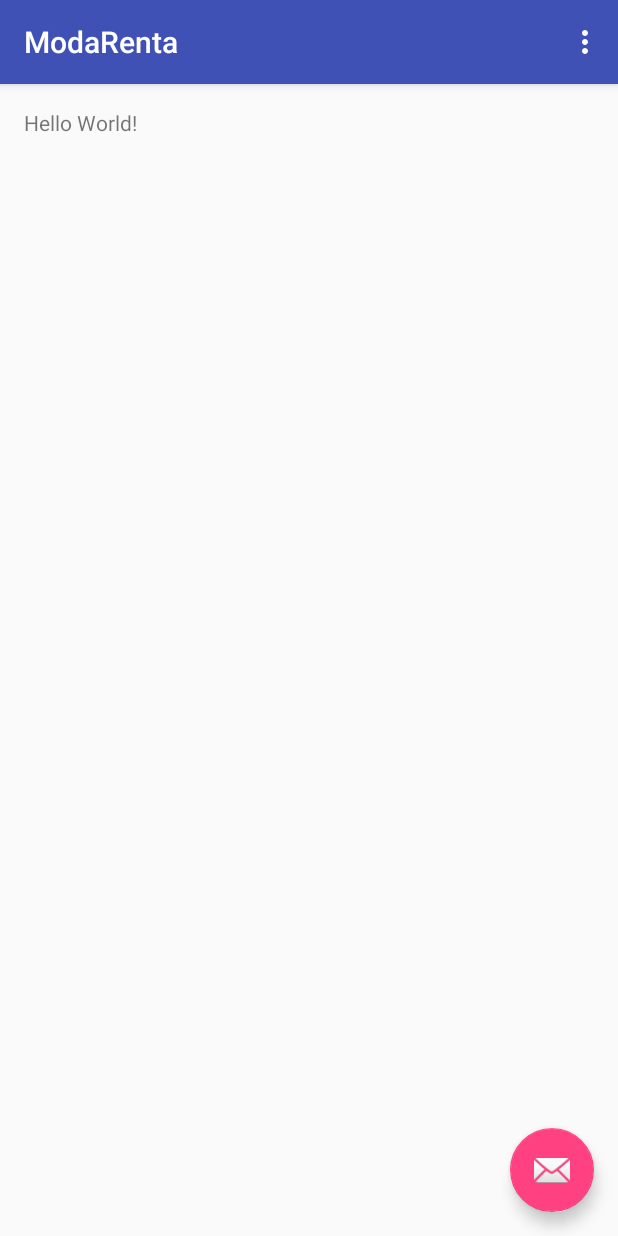
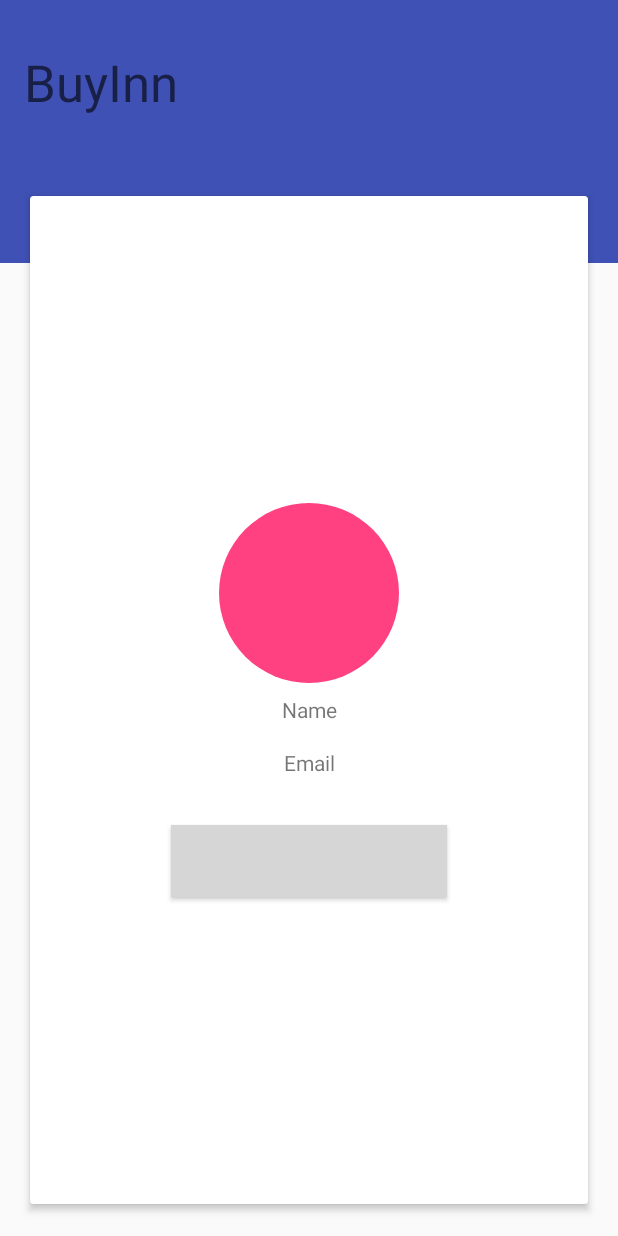
Before and after one commit to deborshisaha/LocalChoyce, an Android app: the screen it shows after launch (HomeAcvtivity before the commit, LoginActivity after it), on a phone screen of 412 x 824 dp. Run offline under Robolectric (Android 15) with nearby library versions, the phone set to English and light mode, and no system bars; our stand-ins replace CircleImageView; libraries missing offline, so code that uses them is left out: com.facebook, com.parse; 10 statements that could not run were skipped; grey boxes are pictures that could not be loaded.

Commit message:
- Create Parse app - Integrate Parse and Facebook SDK - LoginActivity for user to login using Facebook - Extract name, emailId, profilepicture of user from Facebook - Save all the details of the user to parse - Minor directory restructure

```diff
--- a/Android/app/src/main/java/design/semicolon/modarenta/HomeAcvtivity.java
+++ b/Android/app/src/main/java/design/semicolon/modarenta/activities/HomeAcvtivity.java
@@ -1,4 +1,4 @@
-package design.semicolon.modarenta;
+package design.semicolon.modarenta.activities;
 
 import android.os.Bundle;
 import android.support.design.widget.FloatingActionButton;
@@ -8,6 +8,8 @@ import android.support.v7.widget.Toolbar;
 import android.view.View;
 import android.view.Menu;
 import android.view.MenuItem;
+
+import design.semicolon.modarenta.R;
 
 public class HomeAcvtivity extends AppCompatActivity {
 
--- /dev/null
+++ b/Android/app/src/main/java/design/semicolon/modarenta/activities/LoginActivity.java
@@ -0,0 +1,279 @@
+package design.semicolon.modarenta.activities;
+
+import android.content.Intent;
+import android.content.pm.PackageInfo;
+import android.content.pm.PackageManager;
+import android.content.pm.Signature;
+import android.graphics.Bitmap;
+import android.graphics.BitmapFactory;
+import android.graphics.drawable.BitmapDrawable;
+import android.os.AsyncTask;
+import android.support.v7.app.AppCompatActivity;
+import android.os.Bundle;
+import android.util.Base64;
+import android.util.Log;
+import android.view.Menu;
+import android.view.MenuItem;
+import android.view.View;
+import android.widget.Button;
+import android.widget.TextView;
+import android.widget.Toast;
+import com.facebook.AccessToken;
+import com.facebook.GraphRequest;
+import com.facebook.GraphResponse;
+import com.facebook.HttpMethod;
+import com.facebook.Profile;
+import com.parse.LogInCallback;
+import com.parse.ParseException;
+import com.parse.ParseFacebookUtils;
+import com.parse.ParseFile;
+import com.parse.ParseUser;
+import com.parse.SaveCallback;
+import org.json.JSONException;
+import org.json.JSONObject;
+import java.io.BufferedInputStream;
+import java.io.ByteArrayOutputStream;
+import java.io.IOException;
+import java.io.InputStream;
+import java.net.URL;
+import java.net.URLConnection;
+import java.security.MessageDigest;
+import java.security.NoSuchAlgorithmException;
+import java.util.ArrayList;
+import java.util.List;
+import de.hdodenhof.circleimageview.CircleImageView;
+import design.semicolon.modarenta.R;
+
+public class LoginActivity extends AppCompatActivity {
+
+
+    CircleImageView mProfileImage;
+    Button mBtnFb;
+    TextView mUsername, mEmailID;
+    Profile mFbProfile;
+    ParseUser parseUser;
+
+    String name = null, email = null;
+
+    public static final List<String> mPermissions = new ArrayList<String>() {{
+        add("public_profile");
+        add("email");
+    }};
+
+    @Override
+    protected void onCreate(Bundle savedInstanceState) {
+        super.onCreate(savedInstanceState);
+
+        setContentView(R.layout.activity_login);
+
+        mBtnFb = (Button) findViewById(R.id.btn_fb_login);
+        mProfileImage = (CircleImageView) findViewById(R.id.profile_image);
+
+        mUsername = (TextView) findViewById(R.id.txt_name);
+        mEmailID = (TextView) findViewById(R.id.txt_email);
+
+        mFbProfile = Profile.getCurrentProfile();
+
+        //  Use this to output your Facebook Key Hash to Logs
+        try {
+            PackageInfo info = getPackageManager().getPackageInfo(
+                    "design.semicolon.modarenta",
+                    PackageManager.GET_SIGNATURES);
+            for (Signature signature : info.signatures) {
+                MessageDigest md = MessageDigest.getInstance("SHA");
+                md.update(signature.toByteArray());
+                Log.d("KeyHash:", Base64.encodeToString(md.digest(), Base64.DEFAULT));
+            }
+        } catch (PackageManager.NameNotFoundException | NoSuchAlgorithmException e) {
+
+        }
+
+        mBtnFb.setOnClickListener(new View.OnClickListener() {
+            @Override
+            public void onClick(View v) {
+
+                ParseFacebookUtils.logInWithReadPermissionsInBackground(LoginActivity.this, mPermissions, new LogInCallback() {
+                    @Override
+                    public void done(ParseUser user, ParseException err) {
+
+                        if (user == null) {
+                            Log.d("AppStarter", "Uh oh. The user cancelled the Facebook login.");
+                        } else if (user.isNew()) {
+                            Log.d("AppStarter", "User signed up and logged in through Facebook!");
+                            getUserDetailsFromFB();
+                        } else {
+                            Log.d("AppStarter", "User logged in through Facebook!");
+                            getUserDetailsFromParse();
+                        }
+                    }
+                });
+
+            }
+        });
+    }
+
+    private void saveNewUser() {
+        parseUser = ParseUser.getCurrentUser();
+        parseUser.setUsername(name);
+        parseUser.setEmail(email);
+
+
+//        Saving profile photo as a ParseFile
+        ByteArrayOutputStream stream = new ByteArrayOutputStream();
+        Bitmap bitmap = ((BitmapDrawable) mProfileImage.getDrawable()).getBitmap();
+        if (bitmap != null) {
+            bitmap.compress(Bitmap.CompressFormat.JPEG, 100, stream);
+            byte[] data = stream.toByteArray();
+            String thumbName = parseUser.getUsername().replaceAll("\\s+", "");
+            final ParseFile parseFile = new ParseFile(thumbName + "_thumb.jpg", data);
+
+            parseFile.saveInBackground(new SaveCallback() {
+                @Override
+                public void done(ParseException e) {
+                    parseUser.put("profileThumb", parseFile);
+
+                    //Finally save all the user details
+                    parseUser.saveInBackground(new SaveCallback() {
+                        @Override
+                        public void done(ParseException e) {
+                            Toast.makeText(LoginActivity.this, "New user:" + name + " Signed up", Toast.LENGTH_SHORT).show();
+                        }
+                    });
+
+                }
+            });
+        }
+
+    }
+
+
+    private void getUserDetailsFromFB() {
+
+        // Suggested by https://disqus.com/by/dominiquecanlas/
+        Bundle parameters = new Bundle();
+        parameters.putString("fields", "email,name,picture");
+
+
+        new GraphRequest(
+                AccessToken.getCurrentAccessToken(),
+                "/me",
+                parameters,
+                HttpMethod.GET,
+                new GraphRequest.Callback() {
+                    public void onCompleted(GraphResponse response) {
+            /* handle the result */
+                        try {
+
+                            Log.d("Response", response.getRawResponse());
+
+                            email = response.getJSONObject().getString("email");
+                            mEmailID.setText(email);
+
+                            name = response.getJSONObject().getString("name");
+                            mUsername.setText(name);
+
+                            JSONObject picture = response.getJSONObject().getJSONObject("picture");
+                            JSONObject data = picture.getJSONObject("data");
+
+                            //  Returns a 50x50 profile picture
+                            String pictureUrl = data.getString("url");
+
+                            Log.d("Profile pic", "url: " + pictureUrl);
+
+                            new ProfilePhotoAsync(pictureUrl).execute();
+
+                        } catch (JSONException e) {
+                            e.printStackTrace();
+                        }
+                    }
+                }
+        ).executeAsync();
+
+    }
+
+
+    private void getUserDetailsFromParse() {
+        parseUser = ParseUser.getCurrentUser();
+
+//Fetch profile photo
+        try {
+            ParseFile parseFile = parseUser.getParseFile("profileThumb");
+            byte[] data = parseFile.getData();
+            Bitmap bitmap = BitmapFactory.decodeByteArray(data, 0, data.length);
+            mProfileImage.setImageBitmap(bitmap);
+        } catch (Exception e) {
+            e.printStackTrace();
+        }
+
+        mEmailID.setText(parseUser.getEmail());
+        mUsername.setText(parseUser.getUsername());
+
+        Toast.makeText(LoginActivity.this, "Welcome back " + mUsername.getText().toString(), Toast.LENGTH_SHORT).show();
+
+    }
+
+
+    @Override
+    protected void onActivityResult(int requestCode, int resultCode, Intent data) {
+        super.onActivityResult(requestCode, resultCode, data);
+        ParseFacebookUtils.onActivityResult(requestCode, resultCode, data);
+    }
+
+    @Override
+    public boolean onCreateOptionsMenu(Menu menu) {
+        getMenuInflater().inflate(R.menu.menu_login_activity, menu);
+        return true;
+    }
+
+    @Override
+    public boolean onOptionsItemSelected(MenuItem item) {
+        int id = item.getItemId();
+        if (id == R.id.action_settings) {
+            return true;
+        }
+        return super.onOptionsItemSelected(item);
+    }
+
+
+    class ProfilePhotoAsync extends AsyncTask<String, String, String> {
+        public Bitmap bitmap;
+        String url;
+
+        public ProfilePhotoAsync(String url) {
+            this.url = url;
+        }
+
+        @Override
+        protected String doInBackground(String... params) {
+            // Fetching data from URI and storing in bitmap
+            bitmap = DownloadImageBitmap(url);
+            return null;
+        }
+
+        @Override
+        protected void onPostExecute(String s) {
+            super.onPostExecute(s);
+            mProfileImage.setImageBitmap(bitmap);
+
+            saveNewUser();
+        }
+    }
+
+    public static Bitmap DownloadImageBitmap(String url) {
+        Bitmap bm = null;
+        try {
+            URL aURL = new URL(url);
+            URLConnection conn = aURL.openConnection();
+            conn.connect();
+            InputStream is = conn.getInputStream();
+            BufferedInputStream bis = new BufferedInputStream(is);
+            bm = BitmapFactory.decodeStream(bis);
+            bis.close();
+            is.close();
+        } catch (IOException e) {
+            Log.e("IMAGE", "Error getting bitmap", e);
+        }
+        return bm;
+    }
+
+}
--- a/Android/app/src/main/java/design/semicolon/modarenta/HomeAcvtivityFragment.java
+++ b/Android/app/src/main/java/design/semicolon/modarenta/fragments/HomeAcvtivityFragment.java
@@ -1,10 +1,12 @@
-package design.semicolon.modarenta;
+package design.semicolon.modarenta.fragments;
 
 import android.support.v4.app.Fragment;
 import android.os.Bundle;
 import android.view.LayoutInflater;
 import android.view.View;
 import android.view.ViewGroup;
+
+import design.semicolon.modarenta.R;
 
 /**
  * A placeholder fragment containing a simple view.
--- /dev/null
+++ b/Android/app/src/main/java/design/semicolon/modarenta/utils/AppStarter.java
@@ -0,0 +1,32 @@
+package design.semicolon.modarenta.utils;
+
+import android.app.Application;
+
+import com.facebook.FacebookSdk;
+import com.parse.Parse;
+import com.parse.ParseACL;
+import com.parse.ParseFacebookUtils;
+import com.parse.ParseUser;
+
+public class AppStarter extends Application {
+
+    @Override
+    public void onCreate() {
+        super.onCreate();
+
+        // [Optional] Power your app with Local Datastore. For more info, go to
+        // https://parse.com/docs/android/guide#local-datastore
+        Parse.enableLocalDatastore(this);
+
+        Parse.initialize(this);
+        FacebookSdk.sdkInitialize(getApplicationContext());
+        ParseFacebookUtils.initialize(this);
+        ParseUser.enableAutomaticUser();
+        ParseACL defaultACL = new ParseACL();
+        // Optionally enable public read access.
+        // defaultACL.setPublicReadAccess(true);
+        ParseACL.setDefaultACL(defaultACL, true);
+
+    }
+
+}
--- a/Android/app/src/main/res/layout/activity_home.xml
+++ b/Android/app/src/main/res/layout/activity_home.xml
@@ -5,7 +5,7 @@
     android:layout_width="match_parent"
     android:layout_height="match_parent"
     android:fitsSystemWindows="true"
-    tools:context="design.semicolon.modarenta.HomeAcvtivity">
+    tools:context=".activities.HomeAcvtivity">
 
     <android.support.design.widget.AppBarLayout
         android:layout_width="match_parent"
--- /dev/null
+++ b/Android/app/src/main/res/layout/activity_login.xml
@@ -0,0 +1,82 @@
+<FrameLayout xmlns:android="http://schemas.android.com/apk/res/android"
+             xmlns:app="http://schemas.android.com/apk/res-auto"
+             xmlns:tools="http://schemas.android.com/tools"
+             android:layout_width="match_parent"
+             android:layout_height="match_parent"
+             tools:context=".activities.LoginActivity">
+
+    <FrameLayout
+        android:layout_width="match_parent"
+        android:layout_height="175dp"
+        android:background="@color/colorPrimary"
+        android:padding="@dimen/activity_horizontal_margin">
+
+        <TextView
+            style="@style/TextAppearance.AppCompat.Display1"
+            android:layout_width="match_parent"
+            android:layout_height="wrap_content"
+            android:layout_marginTop="@dimen/activity_horizontal_margin"
+            android:text="@string/app_name" />
+
+    </FrameLayout>
+
+    <android.support.v7.widget.CardView
+        android:layout_width="match_parent"
+        android:layout_height="match_parent"
+        android:layout_marginBottom="@dimen/activity_horizontal_margin"
+        android:layout_marginLeft="@dimen/activity_horizontal_margin"
+        android:layout_marginRight="@dimen/activity_horizontal_margin"
+        android:layout_marginTop="125dp"
+        android:background="@android:color/white"
+        app:cardCornerRadius="2dp"
+        app:cardElevation="3dp"
+        app:cardUseCompatPadding="true"
+        app:contentPadding="@dimen/activity_horizontal_margin">
+
+        <LinearLayout
+            android:layout_width="match_parent"
+            android:layout_height="match_parent"
+            android:gravity="center"
+            android:orientation="vertical">
+
+            <de.hdodenhof.circleimageview.CircleImageView
+                android:id="@+id/profile_image"
+                android:layout_width="120dp"
+                android:layout_height="120dp"
+                android:src="@color/colorAccent"
+                app:civ_border_width="0dp" />
+
+            <TextView
+                android:id="@+id/txt_name"
+                android:layout_width="match_parent"
+                android:layout_height="wrap_content"
+                android:gravity="center"
+                android:padding="8dp"
+                android:text="Name"
+                android:textColor="@color/abc_secondary_text_material_light" />
+
+            <TextView
+                android:id="@+id/txt_email"
+                android:layout_width="match_parent"
+                android:layout_height="wrap_content"
+                android:gravity="center"
+                android:padding="8dp"
+                android:text="Email"
+                android:textColor="@color/abc_secondary_text_material_light" />
+
+            <Button
+                android:id="@+id/btn_fb_login"
+                android:layout_width="wrap_content"
+                android:layout_height="wrap_content"
+                android:layout_marginTop="24dp"
+                android:background="@color/com_facebook_blue"
+                android:paddingLeft="16dp"
+                android:paddingRight="16dp"
+                android:text="Login with Facebook"
+                android:textColor="@android:color/white" />
+        </LinearLayout>
+
+    </android.support.v7.widget.CardView>
+
+
+</FrameLayout>
--- a/Android/app/src/main/res/layout/content_home_acvtivity.xml
+++ b/Android/app/src/main/res/layout/content_home_acvtivity.xml
@@ -2,7 +2,7 @@
     xmlns:app="http://schemas.android.com/apk/res-auto"
     xmlns:tools="http://schemas.android.com/tools"
     android:id="@+id/fragment"
-    android:name="design.semicolon.modarenta.HomeAcvtivityFragment"
+    android:name="design.semicolon.modarenta.fragments.HomeAcvtivityFragment"
     android:layout_width="match_parent"
     android:layout_height="match_parent"
     app:layout_behavior="@string/appbar_scrolling_view_behavior"
--- a/Android/app/src/main/res/layout/fragment_home_acvtivity.xml
+++ b/Android/app/src/main/res/layout/fragment_home_acvtivity.xml
@@ -6,7 +6,7 @@
     android:paddingLeft="@dimen/activity_horizontal_margin"
     android:paddingRight="@dimen/activity_horizontal_margin"
     android:paddingTop="@dimen/activity_vertical_margin"
-    tools:context="design.semicolon.modarenta.HomeAcvtivityFragment"
+    tools:context=".fragments.HomeAcvtivityFragment"
     tools:showIn="@layout/activity_home">
 
     <TextView
--- a/Android/app/src/main/res/menu/menu_home_acvtivity.xml
+++ b/Android/app/src/main/res/menu/menu_home_acvtivity.xml
@@ -1,7 +1,7 @@
 <menu xmlns:android="http://schemas.android.com/apk/res/android"
     xmlns:app="http://schemas.android.com/apk/res-auto"
     xmlns:tools="http://schemas.android.com/tools"
-    tools:context="design.semicolon.modarenta.HomeAcvtivity">
+    tools:context=".activities.HomeAcvtivity">
     <item
         android:id="@+id/action_settings"
         android:orderInCategory="100"
--- /dev/null
+++ b/Android/app/src/main/res/menu/menu_login_activity.xml
@@ -0,0 +1,7 @@
+
+<menu xmlns:android="http://schemas.android.com/apk/res/android"
+      xmlns:app="http://schemas.android.com/apk/res-auto"
+      xmlns:tools="http://schemas.android.com/tools" tools:context=".activities.LoginActivity">
+    <item android:id="@+id/action_settings" android:title="@string/action_settings"
+          android:orderInCategory="100" app:showAsAction="never" />
+</menu>
--- a/Android/app/src/main/res/values/strings.xml
+++ b/Android/app/src/main/res/values/strings.xml
@@ -1,4 +1,7 @@
 <resources>
-    <string name="app_name">ModaRenta</string>
+    <string name="app_name">BuyInn</string>
+    <string name="parse_app_id">r2O85jyiF0QzqTVVbkbncJ8hyEsNY7AWj9oiWzlF</string>
+    <string name="parse_client_key">wCopnOI0zadwK9cXkcRxy7Z9gaiWjS1DEr68FjuU</string>
+    <string name="facebook_app_id">1090385134317977</string>
     <string name="action_settings">Settings</string>
 </resources>
```
Also changed, not shown: Android/app/build.gradle (+19 -0 lines), Android/app/src/main/AndroidManifest.xml (+31 -2 lines).
